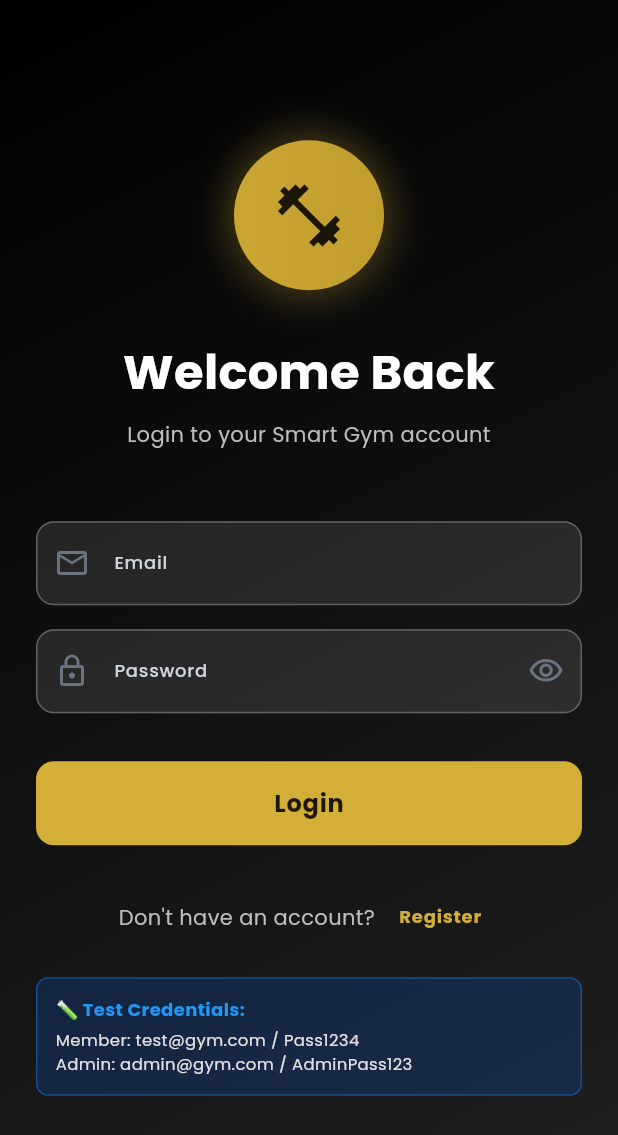
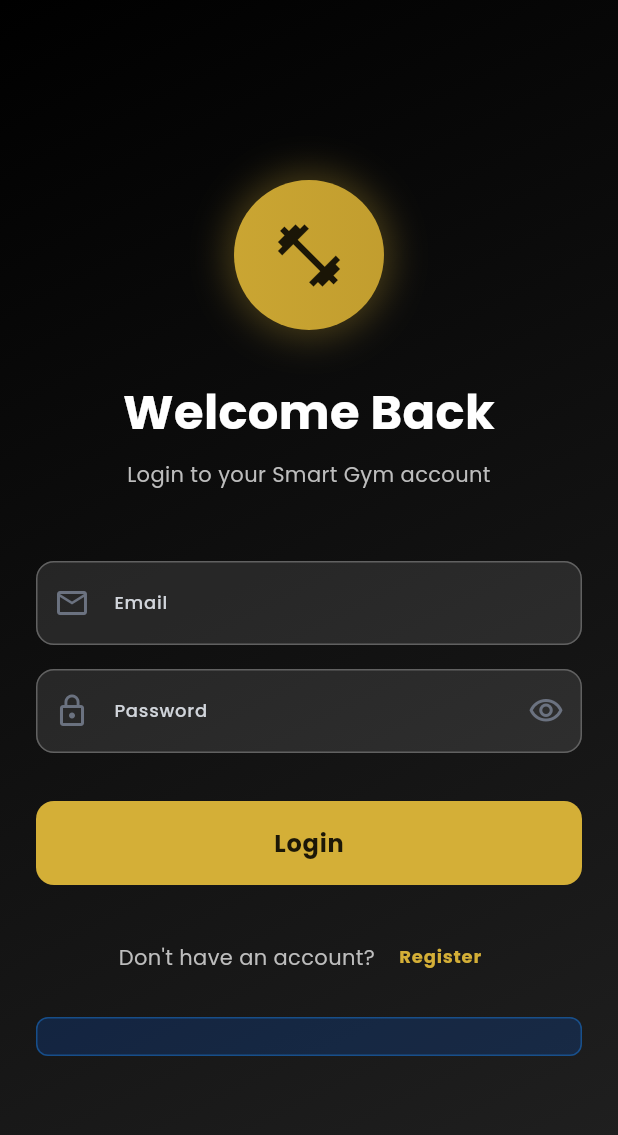
Before and after one commit to SaraAbidHussain/Smart-Gym-Fitness-Center-Management-System, a Flutter app: the screen it shows after launch, on a phone screen of 412 x 824 dp. Shown: the top 1135 px of the screen. Run offline on Flutter 3.47's test engine with Material 3 defaults, Android fonts, the phone set to English and light mode, and no system bars; our stand-ins replace fl_chart, flutter_dotenv, shared_preferences.

Commit message:
final changes

```diff
--- a/frontend/lib/screens/auth/login_screen.dart
+++ b/frontend/lib/screens/auth/login_screen.dart
@@ -302,27 +302,27 @@ class _LoginScreenState extends State<LoginScreen> {
                             color: Colors.blue.shade700.withOpacity(0.5),
                           ),
                         ),
-                        child: Column(
-                          crossAxisAlignment: CrossAxisAlignment.start,
-                          children: [
-                            const Text(
-                              '🧪 Test Credentials:',
-                              style: TextStyle(
-                                color: Colors.blue,
-                                fontWeight: FontWeight.bold,
-                                fontSize: 12,
-                              ),
-                            ),
-                            const SizedBox(height: 4),
-                            Text(
-                              'Member: test@gym.com / Pass1234\nAdmin: admin@gym.com / AdminPass123',
-                              style: TextStyle(
-                                color: Colors.grey.shade300,
-                                fontSize: 11,
-                              ),
-                            ),
-                          ],
-                        ),
+                        // child: Column(
+                        //   crossAxisAlignment: CrossAxisAlignment.start,
+                        //   children: [
+                        //     const Text(
+                        //       '🧪 Test Credentials:',
+                        //       style: TextStyle(
+                        //         color: Colors.blue,
+                        //         fontWeight: FontWeight.bold,
+                        //         fontSize: 12,
+                        //       ),
+                        //     ),
+                        //     const SizedBox(height: 4),
+                        //     Text(
+                        //       'Member: test@gym.com / Pass1234\nAdmin: admin@gym.com / AdminPass123',
+                        //       style: TextStyle(
+                        //         color: Colors.grey.shade300,
+                        //         fontSize: 11,
+                        //       ),
+                        //     ),
+                        //   ],
+                        // ),
                       ),
                     ],
                   ),
```
Also changed, not shown: 1 other file.
